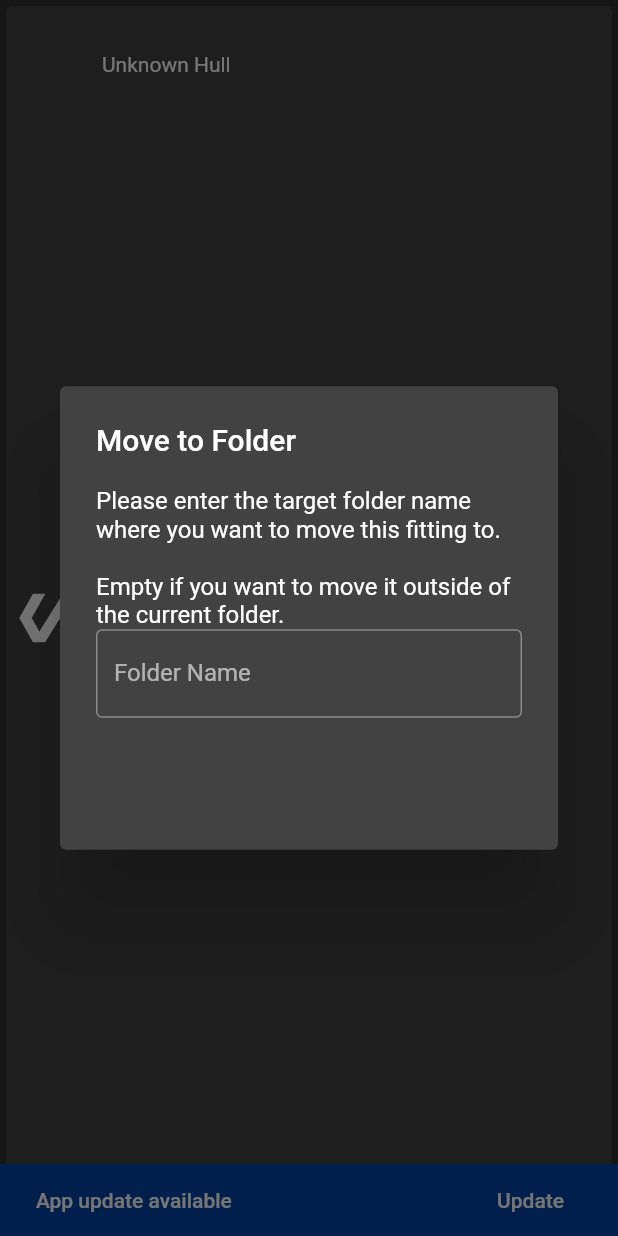
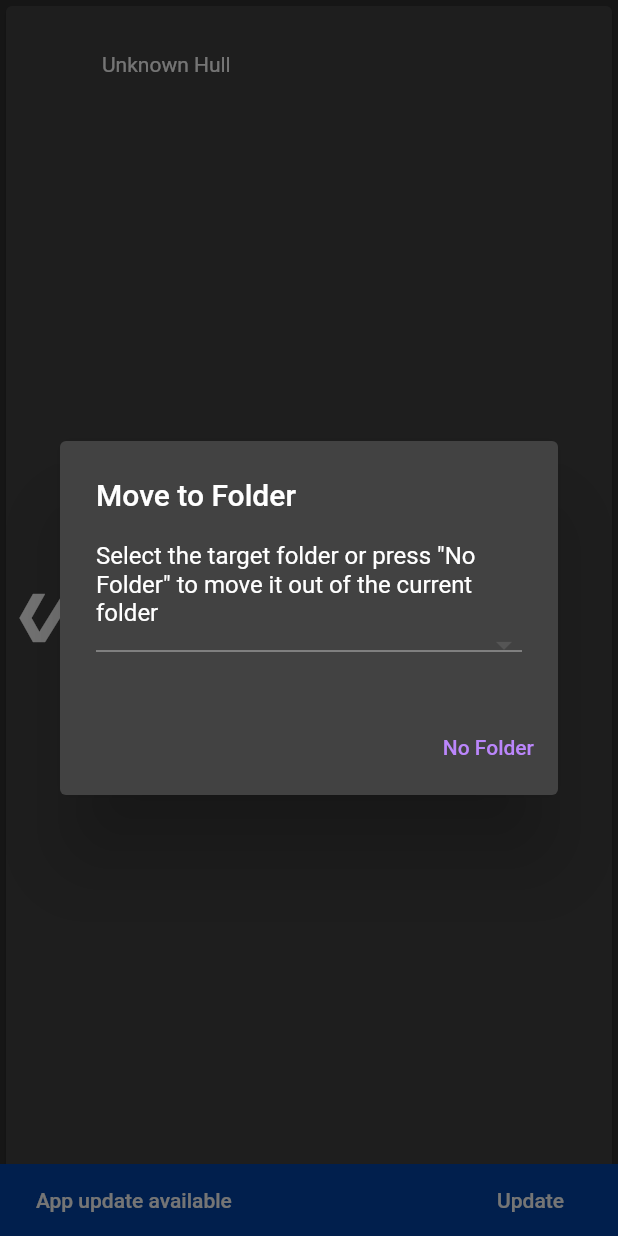
Before and after one commit to sweet-org/sweet, a Flutter app: the ShipFittingCard widget shown alone on an empty page, opened directly with empty values, after a tap on the "snippet folder" icon, on a phone screen of 412 x 824 dp. Run offline on Flutter 3.47's test engine with Material 2 defaults, Android fonts, the phone set to English and light mode, and no system bars; drawn by our look-alikes of auto_size_text; our stand-ins replace adaptive_theme, bloc, csv, equatable, file_picker, firebase_analytics and 20 more; missing offline and left inert: expressions, filesize, manup, scan; accounts and stored records are empty.

Commit message:
Add a dropdown selector for folders.
The alert for moving a fitting to a folder now has a dropdown for the folder name instead of the text box.

Duplicated folder names are now supported as the dropdown uses the folder ids.

```diff
--- a/lib/pages/fittings_list/bloc/ship_fitting_browser_bloc/bloc.dart
+++ b/lib/pages/fittings_list/bloc/ship_fitting_browser_bloc/bloc.dart
@@ -51,7 +51,7 @@ class ShipFittingBrowserBloc
     if (event is MoveFittingToFolder) {
       emit(ShipFittingBrowserLoading());
       await fittingRepository.moveToFolder(
-          loadout: event.fitting, folderName: event.folderName
+          loadout: event.fitting, folderId: event.folderId
       );
       emit(ShipFittingBrowserLoaded(fittingRepository.loadouts));
     }
--- a/lib/pages/fittings_list/bloc/ship_fitting_browser_bloc/events.dart
+++ b/lib/pages/fittings_list/bloc/ship_fitting_browser_bloc/events.dart
@@ -36,15 +36,15 @@ class CreateFittingFolder extends ShipFittingBrowserEvent {
 }
 
 class MoveFittingToFolder extends ShipFittingBrowserEvent {
-  final String folderName;
+  final String folderId;
   final FittingListElement fitting;
 
-  MoveFittingToFolder(this.fitting, this.folderName);
+  MoveFittingToFolder(this.fitting, this.folderId);
 
   @override
   List<Object> get props => [
     fitting,
-    folderName,
+    folderId,
   ];
 }
 
--- a/lib/pages/fittings_list/widgets/fitting_folder_card.dart
+++ b/lib/pages/fittings_list/widgets/fitting_folder_card.dart
@@ -160,10 +160,7 @@ class _FittingFolderState extends State<FittingFolderCard> {
           content: SingleChildScrollView(
             child: ListBody(
               children: <Widget>[
-                Text(
-                    'Please enter the new name of the folder\n\nNames should be '
-                        'unique, or else you won\'t be able to move fittings '
-                        'into the folder.'),
+                Text('Please enter the new name of the folder\n'),
                 TextField(
                   controller: folderController,
                   decoration: InputDecoration(
--- a/lib/pages/fittings_list/widgets/ship_fitting_card.dart
+++ b/lib/pages/fittings_list/widgets/ship_fitting_card.dart
@@ -6,6 +6,7 @@ import 'package:provider/provider.dart';
 import 'package:sweet/model/ship/ship_fitting_loadout.dart';
 import 'package:sweet/pages/fittings_list/bloc/ship_fitting_browser_bloc/ship_fitting_browser_bloc.dart';
 import 'package:sweet/repository/item_repository.dart';
+import 'package:sweet/repository/ship_fitting_repository.dart';
 import 'package:sweet/util/localisation_constants.dart';
 import 'package:sweet/widgets/localised_text.dart';
 
@@ -186,7 +187,8 @@ class ShipFittingCard extends StatelessWidget {
 
   Future<void> moveLoadoutToFolder(
       BuildContext widgetContext, ShipFittingLoadout loadout) {
-    final folderController = TextEditingController(text: '');
+    var fittingRepo =
+        RepositoryProvider.of<ShipFittingLoadoutRepository>(widgetContext);
     //ToDo: Replace with a dropdown or something similar. Drag&Drop would be cool but probably to complicated
     return showDialog<void>(
       context: widgetContext,
@@ -197,16 +199,22 @@ class ShipFittingCard extends StatelessWidget {
           content: SingleChildScrollView(
             child: ListBody(
               children: <Widget>[
-                  Text(
-                      'Please enter the target folder name where you want to move this fitting to.\n\n'
-                      'Empty if you want to move it outside of the current folder.'),
-                  TextField(
-                    controller: folderController,
-                    decoration: InputDecoration(
-                      border: OutlineInputBorder(),
-                      labelText: 'Folder Name',
-                    ),
-                  ),
+                Text('Select the target folder or press "No Folder" to move it out of the current folder'),
+                DropdownButton<String>(
+                    isExpanded: true,
+                    items: fittingRepo
+                        .getAllFolders()
+                        .map<DropdownMenuItem<String>>((f) => DropdownMenuItem(
+                              child: Text(f.name),
+                              value: f.id,
+                            ))
+                        .toList(),
+                    onChanged: (id) {
+                      widgetContext
+                          .read<ShipFittingBrowserBloc>()
+                          .add(MoveFittingToFolder(loadout, id ?? ""));
+                      Navigator.of(context).pop();
+                    })
               ],
             ),
           ),
@@ -223,10 +231,10 @@ class ShipFittingCard extends StatelessWidget {
               onPressed: () {
                 widgetContext
                     .read<ShipFittingBrowserBloc>()
-                    .add(MoveFittingToFolder(loadout, folderController.text));
+                    .add(MoveFittingToFolder(loadout, ""));
                 Navigator.of(context).pop();
               },
-              child: LocalisedText(localiseId: LocalisationStrings.ok),
+              child: Text("No Folder"),
             ),
           ],
         );
--- a/lib/repository/ship_fitting_repository.dart
+++ b/lib/repository/ship_fitting_repository.dart
@@ -78,16 +78,13 @@ class ShipFittingLoadoutRepository {
     //Check if the loadout is in the root list (= not inside any folder)
     FittingListElement? target = _loadouts.firstWhereOrNull((c) => c.getId() == id);
     if (target != null) {
-      print("Object found a root");
       return target;
     }
     //Search recursively in all folders for the element
     ShipFittingFolder? folder = _loadouts.whereType<ShipFittingFolder>().firstWhereOrNull((f) => f.hasElement(id));
     if (folder != null) {
-      print("Folder found");
       return folder.getElement(id);
     }
-    print("Object not found anywhere");
     return null;
   }
 
@@ -110,11 +107,10 @@ class ShipFittingLoadoutRepository {
     }
   }
 
-  moveToFolder({required FittingListElement loadout, required String folderName}) async {
+  moveToFolder({required FittingListElement loadout, required String folderId}) async {
     ShipFittingFolder? folder;
-    folderName = folderName.trim().toLowerCase();
 
-    if (folderName == "") {
+    if (folderId == "") {
       //Move item out of current folder into root list
       deleteLoadoutSync(loadout.getId());
       _loadouts.add(loadout);
@@ -124,13 +120,13 @@ class ShipFittingLoadoutRepository {
 
     for (final el in _loadouts) {
       if (el is! ShipFittingFolder) continue;
-      if (el.name.toLowerCase() == folderName) {
+      if (el.id == folderId) {
         folder = el;
         break;
       }
     }
     if (folder == null) {
-      print('Folder with name "$folderName" not found, can\'t move item ${loadout.getName()}');
+      print('Folder with id "$folderId" not found, can\'t move item ${loadout.getName()}');
       return;
     }
 
```
Lines whose indentation alone changed are shown as unchanged.
